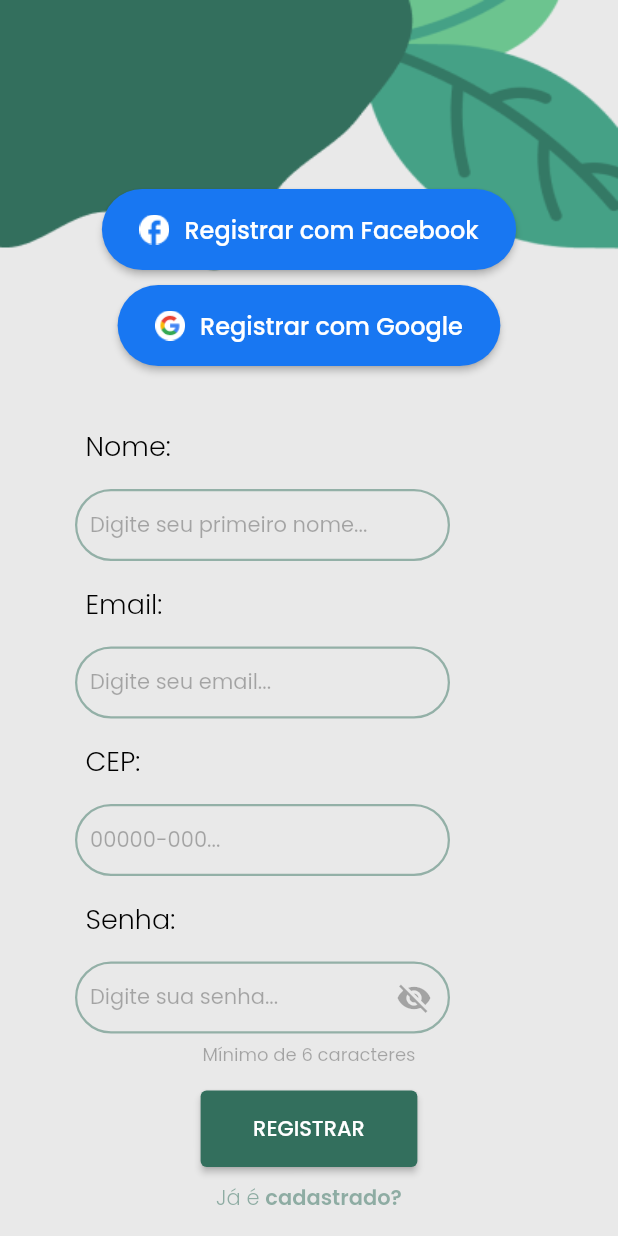
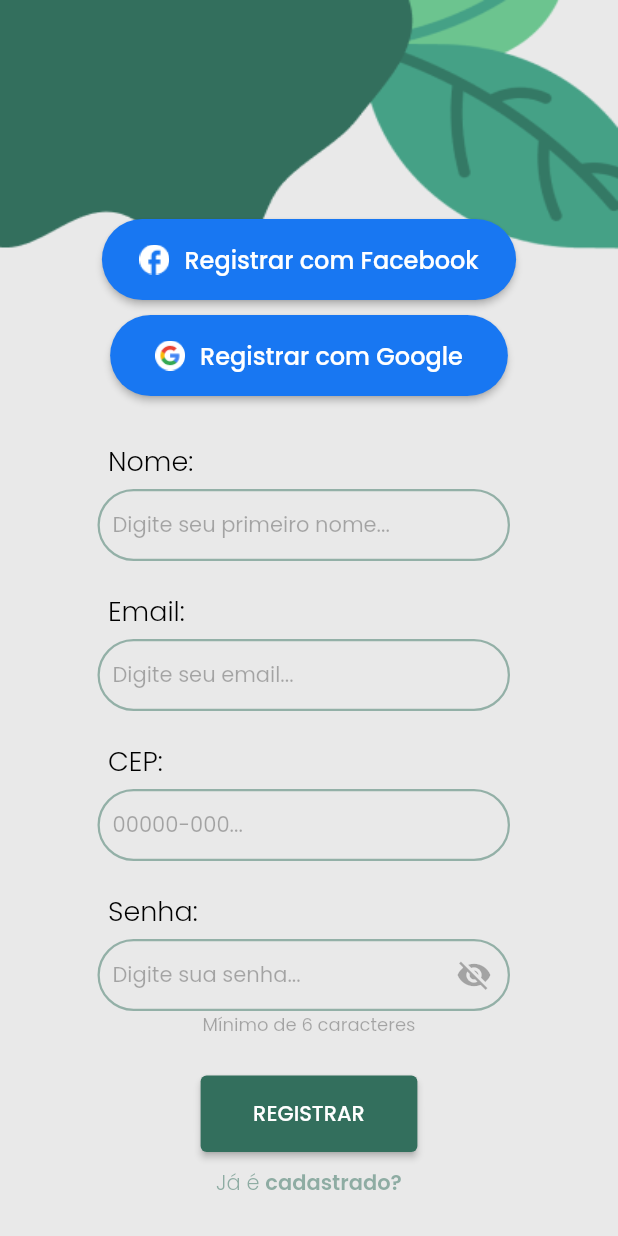
Before and after one commit to nikarmin/RecycleView, a Flutter app: the Cadastro screen opened directly, on a phone screen of 412 x 824 dp. Run offline on Flutter 3.47's test engine with Material 2 defaults, Android fonts, the phone set to English and light mode, and no system bars; our stand-ins replace camera, cloud_firestore, firebase_auth, firebase_core, firebase_storage, fl_chart and 12 more; missing offline and left inert: camera_camera, email_auth, flutter_inappwebview, geo_firestore_flutter, geoflutterfire2, graphic and 2 more; accounts and stored records are empty; network calls fail.

Commit message:
Atualizando páginas de login e cadastro

```diff
--- a/lib/views/cadastro.dart
+++ b/lib/views/cadastro.dart
@@ -120,8 +120,10 @@ class _CadastroState extends State<Cadastro> {
 
   @override
   Widget build(BuildContext context) {
-    return Container(
-        //color: Color.fromRGBO(245, 245, 245, 1),
+    return Scaffold(
+      backgroundColor: const Color.fromRGBO(233, 233, 233, 1),
+      resizeToAvoidBottomInset: true,
+      body: Container(
           decoration: const BoxDecoration(
             image: DecorationImage(
               image: AssetImage('assets/images/background/login.png'),
@@ -130,12 +132,12 @@ class _CadastroState extends State<Cadastro> {
           ),
           child: SingleChildScrollView(
             reverse: true,
-          scrollDirection: Axis.vertical,
+            physics: const ClampingScrollPhysics(),
             child: Form(
               key: formKey,
               child: Column(children: [
                 const SizedBox(
-                height: 150,
+                  height: 220,
                 ),
                 ElevatedButton(
                   onPressed: () {},
@@ -172,7 +174,7 @@ class _CadastroState extends State<Cadastro> {
                   style: ElevatedButton.styleFrom(
                       shape: const StadiumBorder(),
                       padding: const EdgeInsets.only(
-                        top: 15, bottom: 15, left: 25, right: 25),
+                          top: 15, bottom: 15, left: 30, right: 30),
                       backgroundColor: const Color.fromRGBO(24, 119, 242, 1)),
                   child: Row(
                     mainAxisSize: MainAxisSize.min,
@@ -195,8 +197,15 @@ class _CadastroState extends State<Cadastro> {
                   ),
                 ),
                 const SizedBox(
-                height: 40,
+                  height: 30,
                 ),
+
+                Row(
+                children: [
+                  const SizedBox(width: 15),
+                  Column(
+                    crossAxisAlignment: CrossAxisAlignment.start,
+                    children: [
                       Padding(
                         padding: const EdgeInsets.only(left: 57),
                         child: Align(
@@ -213,15 +222,13 @@ class _CadastroState extends State<Cadastro> {
                           ),
                         ),
                       ),
-              const SizedBox(
-                height: 15,
-              ),
+                      const SizedBox(height: 5),
                       Padding(
                         padding: const EdgeInsets.only(left: 50.0),
                         child: Align(
                           alignment: AlignmentDirectional.centerStart,
                           child: SizedBox(
-                    width: 250,
+                            width: 275,
                             child: Material(
                               // TIRAR O FOCUS DO TEXTFIELD!!
                               color: Colors.transparent,
@@ -258,9 +265,18 @@ class _CadastroState extends State<Cadastro> {
                           ),
                         ),
                       ),
-              const SizedBox(
-                height: 15,
+                      ],
                     ),
+                  ],
+                ),
+                const SizedBox(height: 20),
+
+                Row(
+                children: [
+                  const SizedBox(width: 15),
+                  Column(
+                    crossAxisAlignment: CrossAxisAlignment.start,
+                    children: [
                       Padding(
                         padding: const EdgeInsets.only(left: 57),
                         child: Align(
@@ -277,15 +293,13 @@ class _CadastroState extends State<Cadastro> {
                           ),
                         ),
                       ),
-              const SizedBox(
-                height: 15,
-              ),
+                      const SizedBox(height: 5),
                       Padding(
                         padding: const EdgeInsets.only(left: 50.0),
                         child: Align(
                           alignment: AlignmentDirectional.centerStart,
                           child: SizedBox(
-                    width: 250,
+                            width: 275,
                             child: Material(
                               color: Colors.transparent,
                               child: TextFormField(
@@ -324,9 +338,18 @@ class _CadastroState extends State<Cadastro> {
                           ),
                         ),
                       ),
-              const SizedBox(
-                height: 15,
+                      ],
                     ),
+                  ],
+                ),
+                const SizedBox(height: 20),
+
+                Row(
+                children: [
+                  const SizedBox(width: 15),
+                  Column(
+                    crossAxisAlignment: CrossAxisAlignment.start,
+                    children: [
                       Padding(
                         padding: const EdgeInsets.only(left: 57),
                         child: Align(
@@ -343,15 +366,13 @@ class _CadastroState extends State<Cadastro> {
                           ),
                         ),
                       ),
-              const SizedBox(
-                height: 15,
-              ),
+                      const SizedBox(height: 5),
                       Padding(
                         padding: const EdgeInsets.only(left: 50.0),
                         child: Align(
                           alignment: AlignmentDirectional.centerStart,
                           child: SizedBox(
-                    width: 250,
+                            width: 275,
                             child: Material(
                               // TIRAR O FOCUS DO TEXTFIELD!!
                               color: Colors.transparent,
@@ -388,9 +409,18 @@ class _CadastroState extends State<Cadastro> {
                           ),
                         ),
                       ),
-              const SizedBox(
-                height: 15,
+                      ],
                     ),
+                  ],
+                ),
+                const SizedBox(height: 20),
+
+                Row(
+                children: [
+                  const SizedBox(width: 15),
+                  Column(
+                    crossAxisAlignment: CrossAxisAlignment.start,
+                    children: [
                       Padding(
                         padding: const EdgeInsets.only(left: 57),
                         child: Align(
@@ -407,15 +437,13 @@ class _CadastroState extends State<Cadastro> {
                           ),
                         ),
                       ),
-              const SizedBox(
-                height: 15,
-              ),
+                      const SizedBox(height: 5),
                       Padding(
                         padding: const EdgeInsets.only(left: 50.0),
                         child: Align(
                           alignment: AlignmentDirectional.centerStart,
                           child: SizedBox(
-                    width: 250,
+                            width: 275,
                             child: Material(
                               color: Colors.transparent,
                               child: TextFormField(
@@ -463,17 +491,20 @@ class _CadastroState extends State<Cadastro> {
                           ),
                         ),
                       ),
-              const SizedBox(
-                height: 5,
+                      ],
+                    ),
+                  ],
                 ),
                 Text('Mínimo de 6 caracteres',
                     style: GoogleFonts.poppins(
                         textStyle: TextStyle(
                             decoration: TextDecoration.none,
                             fontSize: 12,
-                          color: Colors.black.withOpacity(0.3)))),
+                            color: Colors.black.withOpacity(0.3)))
+                ),
+
                 const SizedBox(
-                height: 15,
+                  height: 25,
                 ),
                 ElevatedButton(
                   onPressed: () async {
@@ -528,11 +559,11 @@ class _CadastroState extends State<Cadastro> {
                                     fontWeight: FontWeight.w600)))
                       ])),
                 ),
-              const SizedBox(
-                height: 15,
+                const SizedBox(height: 25),
+              ]),
+
             ),
-            ]),
-          ),
-        ));
+          )),
+    );
   }
 }
--- a/lib/views/perfil_page.dart
+++ b/lib/views/perfil_page.dart
@@ -410,7 +410,7 @@ class _PerfilState extends State<Perfil> {
           case 3:
             return PieChartSectionData(
               color: Colors.amber,
-              value: contadorMetal.toDouble(),
+              value: countMetal.toDouble(),
               title: 'Metal',
               radius: radius,
               titleStyle: TextStyle(
@@ -624,6 +624,7 @@ class _PerfilState extends State<Perfil> {
                   //   ],
                   // ),
 
+
                   Padding(
                     padding: const EdgeInsets.only(left: 20.0),
                     child: Align(
@@ -648,7 +649,7 @@ class _PerfilState extends State<Perfil> {
                             },
                             //user!.displayName.toString()
                           ),
-                    ),
+                      )
                     ),
 
                   const SizedBox(height: 20),
```
Also changed, not shown: lib/views/login.dart (+50 -37 lines). Lines whose indentation alone changed are shown as unchanged.
